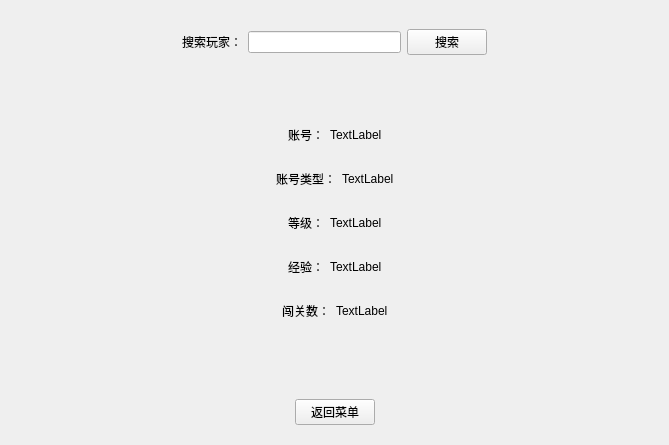
Euler-lne/Word_Elimination, file accountwindow.ui: the form before one commit.
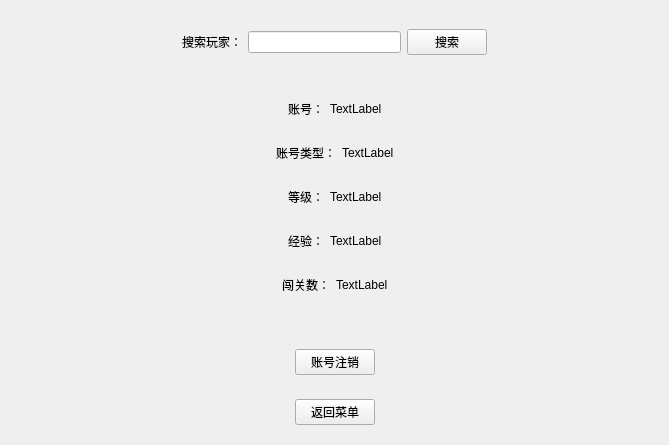
The form after the commit.

```diff
--- a/accountwindow.ui
+++ b/accountwindow.ui
@@ -325,6 +325,45 @@
      </layout>
     </widget>
    </item>
+   <item>
+    <widget class="QWidget" name="widget_9" native="true">
+     <layout class="QHBoxLayout" name="horizontalLayout_6">
+      <item>
+       <spacer name="horizontalSpacer_13">
+        <property name="orientation">
+         <enum>Qt::Horizontal</enum>
+        </property>
+        <property name="sizeHint" stdset="0">
+         <size>
+          <width>40</width>
+          <height>20</height>
+         </size>
+        </property>
+       </spacer>
+      </item>
+      <item>
+       <widget class="QPushButton" name="logoutBtn">
+        <property name="text">
+         <string>账号注销</string>
+        </property>
+       </widget>
+      </item>
+      <item>
+       <spacer name="horizontalSpacer_16">
+        <property name="orientation">
+         <enum>Qt::Horizontal</enum>
+        </property>
+        <property name="sizeHint" stdset="0">
+         <size>
+          <width>40</width>
+          <height>20</height>
+         </size>
+        </property>
+       </spacer>
+      </item>
+     </layout>
+    </widget>
+   </item>
    <item>
     <widget class="QWidget" name="widget_6" native="true">
      <layout class="QHBoxLayout" name="horizontalLayout_5">
```
